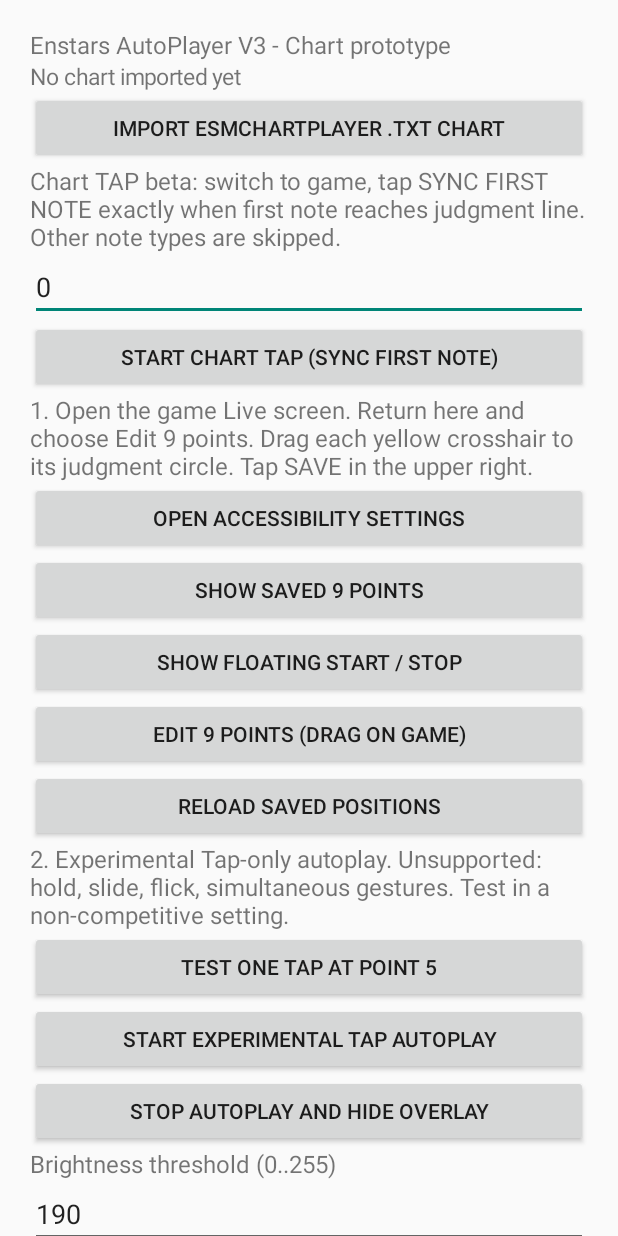
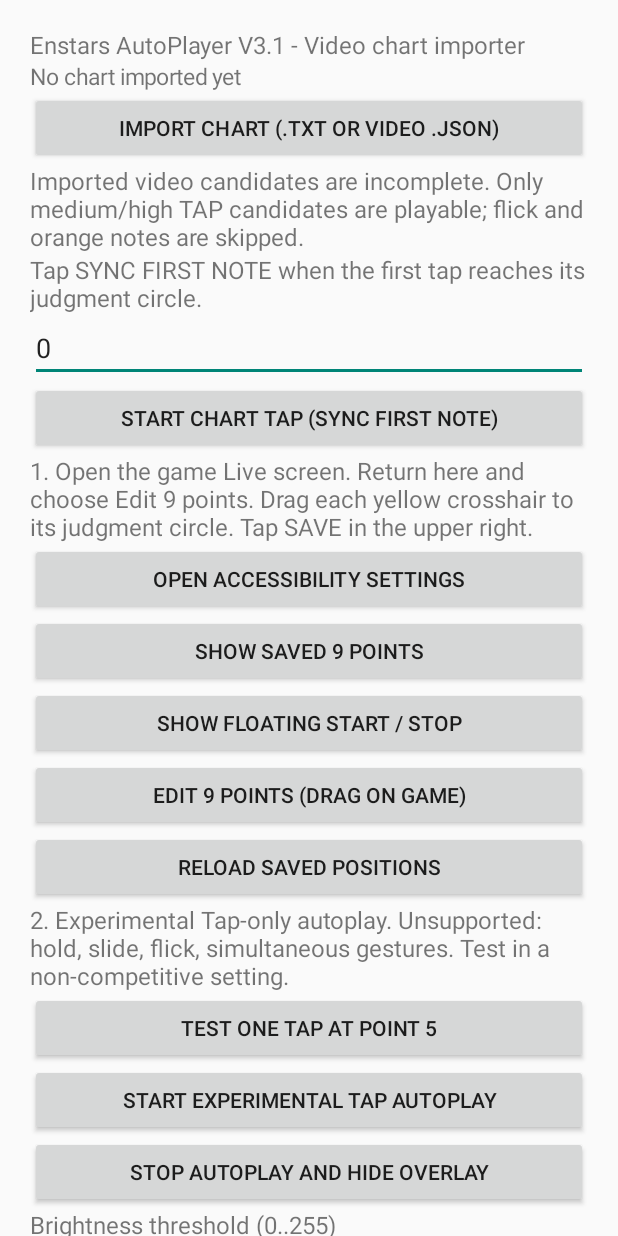
Before and after one commit to kurohako/EnstarsAutoPlayer, an Android app: the screen it shows after launch (MainActivity), on a phone screen of 412 x 824 dp. Run offline under Robolectric (Android 15) with nearby library versions, the phone set to English and light mode, and no system bars.

Commit message:
Import video chart JSON alongside text charts and label experimental candidate limits

```diff
--- a/app/src/main/java/com/enstars/autoplayer/MainActivity.kt
+++ b/app/src/main/java/com/enstars/autoplayer/MainActivity.kt
@@ -49,13 +49,14 @@ class MainActivity:Activity(){
    return s
   }
 
-  label("Enstars AutoPlayer V3 - Chart prototype")
+  label("Enstars AutoPlayer V3.1 - Video chart importer")
   chartInfo=TextView(this).apply{text="No chart imported yet";textSize=15f}
   root.addView(chartInfo)
-  button("Import esmchartplayer .txt chart"){
+  button("Import chart (.txt or video .json)"){
    startActivityForResult(Intent(Intent.ACTION_OPEN_DOCUMENT).apply{
     addCategory(Intent.CATEGORY_OPENABLE)
-    type="text/plain"
+    type="*/*"
+    putExtra(Intent.EXTRA_MIME_TYPES,arrayOf("application/json","text/plain","application/octet-stream"))
    },chartRequest)
   }
   getSharedPreferences("chart",MODE_PRIVATE).getString("chartText",null)?.let{
@@ -64,7 +65,8 @@ class MainActivity:Activity(){
     chartInfo.text="Saved: "+chart.difficulty+" | TAP "+chart.taps.size+" | skipped "+chart.skipped
    }catch(_:Exception){}
   }
-  label("Chart TAP beta: switch to game, tap SYNC FIRST NOTE exactly when first note reaches judgment line. Other note types are skipped.")
+  label("Imported video candidates are incomplete. Only medium/high TAP candidates are playable; flick and orange notes are skipped.")
+  label("Tap SYNC FIRST NOTE when the first tap reaches its judgment circle.")
   val syncOffset=EditText(this).apply{
    inputType=android.text.InputType.TYPE_CLASS_NUMBER or android.text.InputType.TYPE_NUMBER_FLAG_SIGNED
    setText(getSharedPreferences("chart",MODE_PRIVATE).getLong("syncOffset",0L).toString())
```
